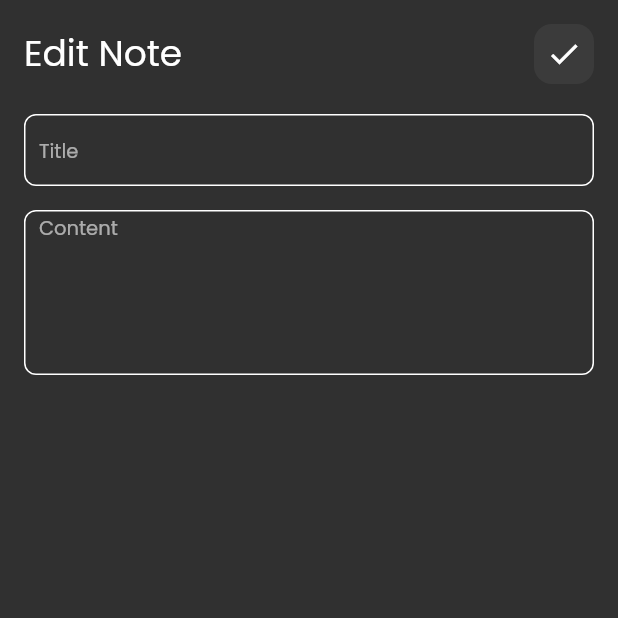
After one commit to Ahmed-Ebrahim17/Notes_App, a Flutter app: the screen it shows after launch, after a tap on "Flutter Tips", on a phone screen of 412 x 824 dp, the top half of it. The commit adds this screen. Run offline on Flutter 3.47's test engine with Material 2 defaults, Android fonts, the phone set to English and light mode, and no system bars; our stand-ins replace font_awesome_flutter.

Commit message:
Updated#2

```diff
--- /dev/null
+++ b/lib/animation/route_builder.dart
@@ -0,0 +1,18 @@
+import 'package:flutter/material.dart';
+
+Route createRoute(Widget Screen) {
+  return PageRouteBuilder(
+      pageBuilder: (context, animation, secondaryAnimation) => Screen,
+      transitionsBuilder: (context, animation, secondaryAnimation, child) {
+        const begin = Offset(0.0, 1);
+        const end = Offset.zero;
+        const curve = Curves.ease;
+
+        var tween =
+            Tween(begin: begin, end: end).chain(CurveTween(curve: curve));
+        return SlideTransition(
+          position: animation.drive(tween),
+          child: child,
+        );
+      });
+}
--- /dev/null
+++ b/lib/views/notes_edit_view.dart
@@ -0,0 +1,13 @@
+import 'package:flutter/material.dart';
+import 'package:notes_app/widgets/edit_note_view_body.dart';
+
+class NotesEditView extends StatelessWidget {
+  const NotesEditView({super.key});
+
+  @override
+  Widget build(BuildContext context) {
+    return const Scaffold(
+      body: EditNoteViewBody(),
+    );
+  }
+}
--- a/lib/widgets/custom_app_bar.dart
+++ b/lib/widgets/custom_app_bar.dart
@@ -4,18 +4,27 @@ import 'package:notes_app/widgets/custom_search_icon.dart';
 class CustomAppBar extends StatelessWidget {
   const CustomAppBar({
     super.key,
+    required this.icon,
+    required this.title,
+    required this.action,
   });
+  final String title;
+  final IconData icon;
+  final VoidCallback action;
 
   @override
   Widget build(BuildContext context) {
-    return const Row(
+    return Row(
       mainAxisAlignment: MainAxisAlignment.spaceBetween,
       children: [
         Text(
-          'Notes',
-          style: TextStyle(fontSize: 24),
+          title,
+          style: const TextStyle(fontSize: 24),
         ),
-        CustomSearchIcon()
+        CustomSearchIcon(
+          icon: icon,
+          action: action,
+        )
       ],
     );
   }
--- a/lib/widgets/custom_button.dart
+++ b/lib/widgets/custom_button.dart
@@ -22,7 +22,8 @@ class CustomButton extends StatelessWidget {
         child: const Text(
           'Add',
           style: TextStyle(color: Colors.black, fontWeight: FontWeight.w500),
-          )),
+        ),
+      ),
     );
   }
 }
--- a/lib/widgets/custom_note_item.dart
+++ b/lib/widgets/custom_note_item.dart
@@ -1,4 +1,6 @@
 import 'package:flutter/material.dart';
+import 'package:notes_app/animation/route_builder.dart';
+import 'package:notes_app/views/notes_edit_view.dart';
 
 import 'custom_list_tile.dart';
 
@@ -7,7 +9,15 @@ class NoteItem extends StatelessWidget {
 
   @override
   Widget build(BuildContext context) {
-    return Container(
+    return GestureDetector(
+      onTap: () {
+        Navigator.of(context).push(
+          createRoute(
+            const NotesEditView(),
+          ),
+        );
+      },
+      child: Container(
         margin: const EdgeInsets.symmetric(vertical: 8),
         padding: const EdgeInsets.symmetric(horizontal: 16, vertical: 16),
         decoration: BoxDecoration(
@@ -20,9 +30,12 @@ class NoteItem extends StatelessWidget {
             const CustomListTile(),
             Text(
               'May 21,2022',
-            style: TextStyle(color: Colors.black.withOpacity(0.4)),
+              style: TextStyle(
+                color: Colors.black.withOpacity(0.4),
+              ),
             )
           ],
+        ),
       ),
     );
   }
--- a/lib/widgets/custom_search_icon.dart
+++ b/lib/widgets/custom_search_icon.dart
@@ -1,9 +1,9 @@
 import 'package:flutter/material.dart';
 
 class CustomSearchIcon extends StatelessWidget {
-  const CustomSearchIcon({
-    super.key,
-  });
+  const CustomSearchIcon({super.key, required this.icon, required this.action});
+  final IconData icon;
+  final VoidCallback action;
 
   @override
   Widget build(BuildContext context) {
@@ -18,8 +18,8 @@ class CustomSearchIcon extends StatelessWidget {
         splashRadius: 21,
         padding: EdgeInsets.zero,
         constraints: const BoxConstraints(),
-        icon: const Icon(Icons.search),
-        onPressed: () {},
+        icon: Icon(icon),
+        onPressed: action,
       ),
     );
   }
--- /dev/null
+++ b/lib/widgets/edit_note_view_body.dart
@@ -0,0 +1,37 @@
+import 'package:flutter/material.dart';
+import 'package:notes_app/widgets/custom_app_bar.dart';
+import 'package:notes_app/widgets/custom_text_field.dart';
+
+class EditNoteViewBody extends StatelessWidget {
+  const EditNoteViewBody({super.key});
+
+  @override
+  Widget build(BuildContext context) {
+    return SafeArea(
+      child: Padding(
+        padding: const EdgeInsets.only(top: 16, left: 16, right: 16),
+        child: Column(
+          children: [
+            CustomAppBar(
+                icon: Icons.check,
+                title: 'Edit Note',
+                action: () {
+                  Navigator.pop(context);
+                }),
+            const SizedBox(
+              height: 20,
+            ),
+            const CustomTextField(text: 'Title'),
+            const SizedBox(
+              height: 16,
+            ),
+            const CustomTextField(
+              text: 'Content',
+              maxLines: 5,
+            ),
+          ],
+        ),
+      ),
+    );
+  }
+}
--- a/lib/widgets/notes_view_body.dart
+++ b/lib/widgets/notes_view_body.dart
@@ -9,16 +9,20 @@ class NotesViewBody extends StatelessWidget {
 
   @override
   Widget build(BuildContext context) {
-    return const SafeArea(
+    return SafeArea(
       child: Padding(
-        padding: EdgeInsets.only(top: 16, left: 16, right: 16),
+        padding: const EdgeInsets.only(top: 16, left: 16, right: 16),
         child: Column(
           children: [
-            CustomAppBar(),
-            SizedBox(
+            CustomAppBar(
+              icon: Icons.search,
+              title: 'Notes',
+              action: () {},
+            ),
+            const SizedBox(
               height: 20,
             ),
-            Expanded(child: NotesItemList()),
+            const Expanded(child: NotesItemList()),
           ],
         ),
       ),
```
Lines whose indentation alone changed are shown as unchanged.
